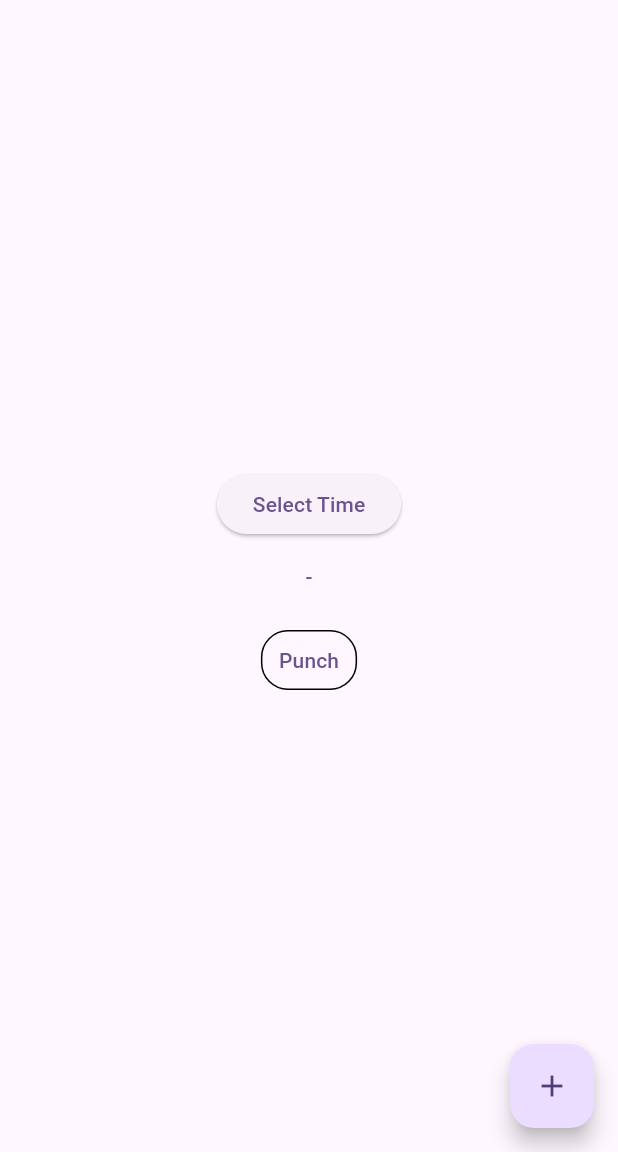
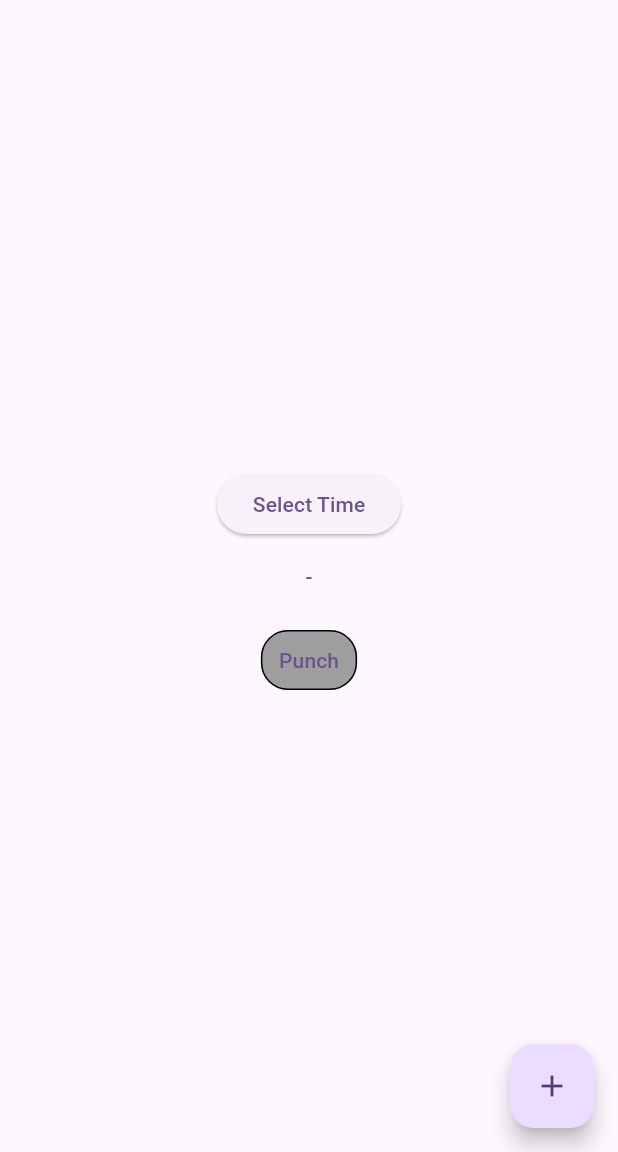
Before and after one commit to LuanFabricio/meuponto, a Flutter app: the screen it shows after launch, on a phone screen of 412 x 824 dp, the part 84-1236 px from its top. Run offline on Flutter 3.47's test engine with Material 3 defaults, Android fonts, the phone set to English and light mode, and no system bars; statements that could not run were skipped.

Commit message:
feat: Makes update function option and updates the background color when it is null

```diff
--- a/lib/widgets/button_time2.dart
+++ b/lib/widgets/button_time2.dart
@@ -1,22 +1,26 @@
 import 'package:flutter/material.dart';
 
 class ButtonTime2Widget extends StatelessWidget {
-  const ButtonTime2Widget({super.key, required this.update, required this.text});
+  const ButtonTime2Widget({super.key, required this.text, this.update});
 
-  final VoidCallback update;
+  final Function()? update;
   final String text;
 
   @override
   Widget build(BuildContext context) {
+    final WidgetStatePropertyAll<Color>? backgroundColor = update != null
+        ? WidgetStatePropertyAll<Color>(Colors.grey)
+        : null;
     return TextButton(
       onPressed: update,
       style: ButtonStyle(
         shape: WidgetStatePropertyAll<RoundedRectangleBorder>(
           RoundedRectangleBorder(
             borderRadius: BorderRadius.circular(18.0),
-              side: BorderSide(color: Colors.black)
-            )
-          )
+            side: BorderSide(color: Colors.black),
+          ),
+        ),
+        backgroundColor: backgroundColor,
       ),
       child: Text(text),
     );
```
Lines whose indentation alone changed are shown as unchanged.
